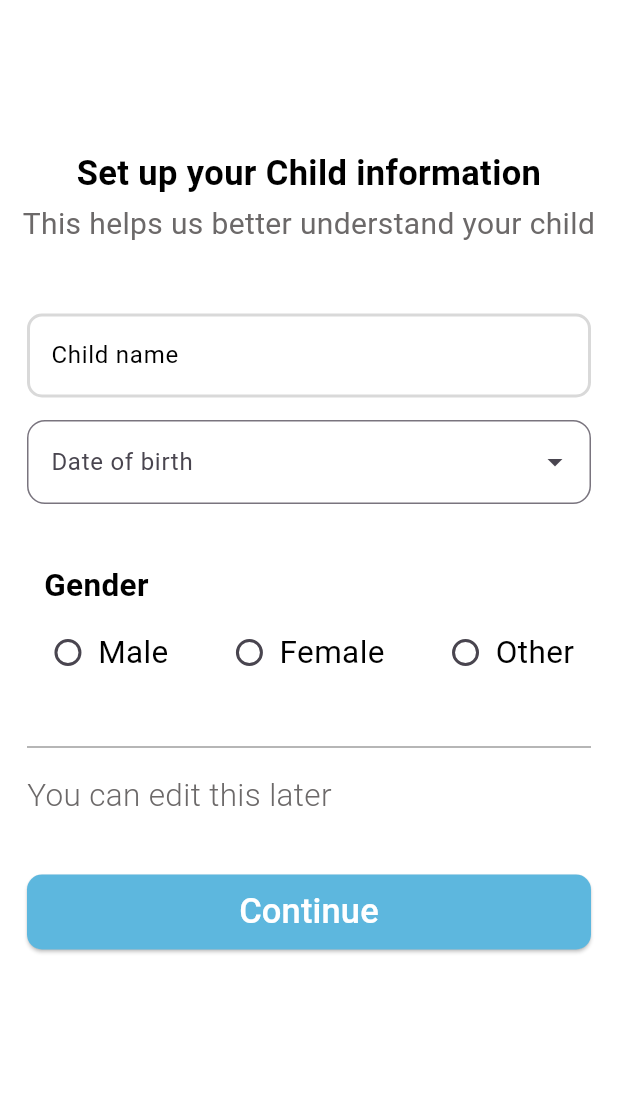
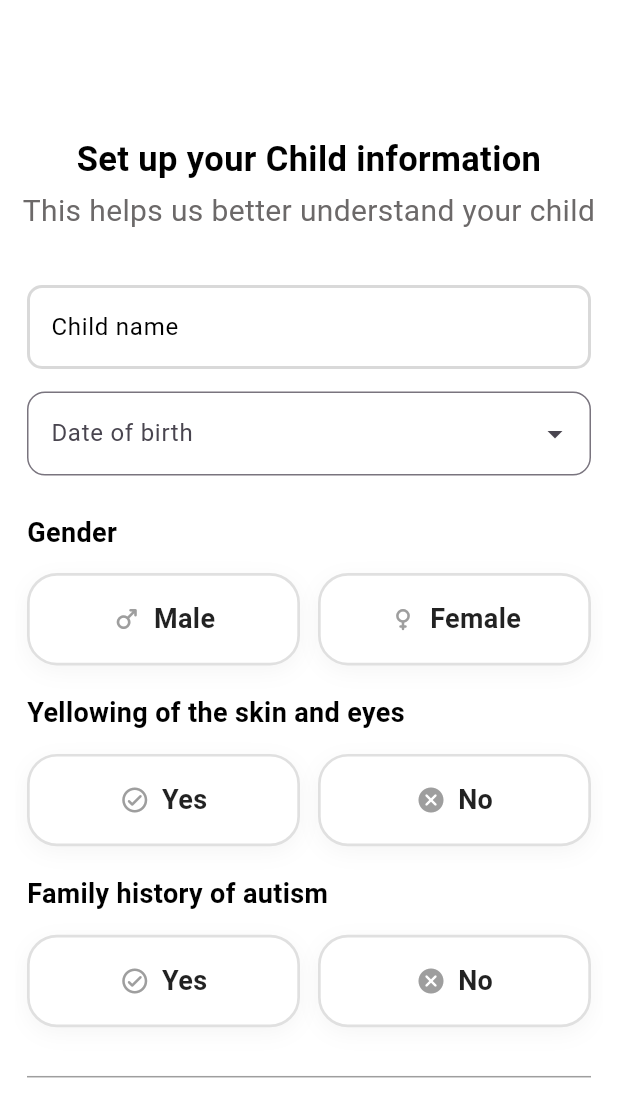
Before and after one commit to a7med3sfour099/NeuroNest, a Flutter app: the ChildInfoView screen opened directly, on a phone screen of 412 x 824 dp. Shown: the top 1117 px of the screen. Run offline on Flutter 3.47's test engine with Material 3 defaults, Android fonts, the phone set to English and light mode, and no system bars; our stand-ins replace awesome_dialog, dio, dotted_border, fl_chart, gap, google_sign_in and 5 more; missing offline and left inert: firstversion1; accounts and stored records are empty; statements that could not run were skipped.

Commit message:
change design and add Jaundice and family_ASD and delete other from gender and add scroll view

```diff
--- a/lib/features/Home/views/child_info_view.dart
+++ b/lib/features/Home/views/child_info_view.dart
@@ -17,6 +17,8 @@ class _ChildInfoViewState extends State<ChildInfoView> {
   TextEditingController nameController = TextEditingController();
   final _formKey = GlobalKey<FormState>();
   String? _gender;
+  String? _Jaundice;
+  String? _FamilyHistory;
 
   @override
   Widget build(BuildContext context) {
@@ -25,9 +27,10 @@ class _ChildInfoViewState extends State<ChildInfoView> {
       child: Scaffold(
         backgroundColor: AppColors.primary,
         body: Padding(
-          padding: const EdgeInsets.symmetric(vertical: 99.0, horizontal: 10.0),
+          padding: const EdgeInsets.symmetric(vertical: 90.0, horizontal: 10.0),
           child: Form(
             key: _formKey,
+            child: SingleChildScrollView(
               child: Column(
                 children: [
                   CustomText(
@@ -49,7 +52,7 @@ class _ChildInfoViewState extends State<ChildInfoView> {
                     padding: const EdgeInsets.symmetric(horizontal: 8.0),
                     child: Column(
                       children: [
-                      Gap(45),
+                        Gap(35),
                         CustomTextfield(
                           hint: 'Child name',
                           isPass: false,
@@ -69,113 +72,138 @@ class _ChildInfoViewState extends State<ChildInfoView> {
                             print("Selected date: $selectedDate");
                           },
                         ),
-                      Gap(39),
+                        Gap(25),
+                        //============
                         Column(
                           crossAxisAlignment: CrossAxisAlignment.start,
                           children: [
                             CustomText(
                               text: 'Gender',
-                            size: 21,
-                            color: Color(0xff000000),
+                              size: 18,
+                              color: const Color(0xff000000),
                               weight: FontWeight.w600,
                             ),
-                          Gap(14),
+                            const SizedBox(height: 14),
+
                             Row(
-                            mainAxisAlignment: MainAxisAlignment.center,
-                            mainAxisSize: MainAxisSize.min,
                               children: [
-                              GestureDetector(
-                                onTap: () => setState(() => _gender = "M"),
-                                child: Row(
-                                  mainAxisSize: MainAxisSize.min,
-                                  children: [
-                                    Radio<String>(
-                                      value: "M",
+                                Expanded(
+                                  child: _selectionCard(
+                                    title: "Male",
+                                    icon: Icons.male_rounded,
+                                    value: "0",
                                     groupValue: _gender,
-                                      onChanged: (val) =>
-                                          setState(() => _gender = val!),
-                                      visualDensity: VisualDensity.compact,
-                                      materialTapTargetSize:
-                                          MaterialTapTargetSize.shrinkWrap,
-                                    ),
-                                    SizedBox(width: 4),
-                                    CustomText(
-                                      text: 'Male',
-                                      size: 21,
-                                      color: const Color(0xff000000),
-                                      weight: FontWeight.w400,
-                                    ),
-                                  ],
+                                    onTap: (value) =>
+                                        setState(() => _gender = value),
                                   ),
                                 ),
-                              Gap(38),
-                              GestureDetector(
-                                onTap: () => setState(() => _gender = "F"),
-                                child: Row(
-                                  mainAxisSize: MainAxisSize.min,
-                                  children: [
-                                    Radio<String>(
-                                      value: "F",
+                                const SizedBox(width: 12),
+                                Expanded(
+                                  child: _selectionCard(
+                                    title: "Female",
+                                    icon: Icons.female_rounded,
+                                    value: "1",
                                     groupValue: _gender,
-                                      onChanged: (val) =>
-                                          setState(() => _gender = val!),
-                                      visualDensity: VisualDensity.compact,
-                                      materialTapTargetSize:
-                                          MaterialTapTargetSize.shrinkWrap,
-                                    ),
-                                    SizedBox(width: 4),
-                                    CustomText(
-                                      text: 'Female',
-                                      size: 21,
-                                      color: const Color(0xff000000),
-                                      weight: FontWeight.w400,
-                                    ),
-                                  ],
-                                ),
-                              ),
-                              Gap(38),
-                              GestureDetector(
-                                onTap: () => setState(() => _gender = "O"),
-                                child: Row(
-                                  mainAxisSize: MainAxisSize.min,
-                                  children: [
-                                    Radio<String>(
-                                      value: "O",
-                                      groupValue: _gender,
-                                      onChanged: (val) =>
-                                          setState(() => _gender = val!),
-                                      visualDensity: VisualDensity.compact,
-                                      materialTapTargetSize:
-                                          MaterialTapTargetSize.shrinkWrap,
-                                    ),
-                                    const SizedBox(width: 4),
-                                    CustomText(
-                                      text: 'Other',
-                                      size: 21,
-                                      color: const Color(0xff000000),
-                                      weight: FontWeight.w400,
-                                    ),
-                                  ],
+                                    onTap: (value) =>
+                                        setState(() => _gender = value),
                                   ),
                                 ),
                               ],
                             ),
                           ],
                         ),
-                      Gap(39),
+                        Gap(19),
+                        Column(
+                          crossAxisAlignment: CrossAxisAlignment.start,
+                          children: [
+                            CustomText(
+                              text: 'Yellowing of the skin and eyes',
+                              size: 18,
+                              color: const Color(0xff000000),
+                              weight: FontWeight.w600,
+                            ),
+                            const SizedBox(height: 14),
+
+                            Row(
+                              children: [
+                                Expanded(
+                                  child: _selectionCard(
+                                    title: "Yes",
+                                    icon: Icons.check_circle_outline_rounded,
+                                    value: "1",
+                                    groupValue: _Jaundice,
+                                    onTap: (value) =>
+                                        setState(() => _Jaundice = value),
+                                  ),
+                                ),
+                                const SizedBox(width: 12),
+                                Expanded(
+                                  child: _selectionCard(
+                                    title: "No",
+                                    icon: Icons.cancel_rounded,
+                                    value: "0",
+                                    groupValue: _Jaundice,
+                                    onTap: (value) =>
+                                        setState(() => _Jaundice = value),
+                                  ),
+                                ),
+                              ],
+                            ),
+                          ],
+                        ),
+                        Gap(19),
+                        Column(
+                          crossAxisAlignment: CrossAxisAlignment.start,
+                          children: [
+                            CustomText(
+                              text: 'Family history of autism',
+                              size: 18,
+                              color: const Color(0xff000000),
+                              weight: FontWeight.w600,
+                            ),
+                            const SizedBox(height: 14),
+
+                            Row(
+                              children: [
+                                Expanded(
+                                  child: _selectionCard(
+                                    title: "Yes",
+                                    icon: Icons.check_circle_outline_rounded,
+                                    value: "1",
+                                    groupValue: _FamilyHistory,
+                                    onTap: (value) =>
+                                        setState(() => _FamilyHistory = value),
+                                  ),
+                                ),
+                                const SizedBox(width: 12),
+                                Expanded(
+                                  child: _selectionCard(
+                                    title: "No",
+                                    icon: Icons.cancel_rounded,
+                                    value: "0",
+                                    groupValue: _FamilyHistory,
+                                    onTap: (value) =>
+                                        setState(() => _FamilyHistory = value),
+                                  ),
+                                ),
+                              ],
+                            ),
+                          ],
+                        ),
+                        Gap(25),
                         Divider(color: Colors.grey, thickness: 1),
                         Gap(9),
                         Row(
                           children: [
                             CustomText(
                               text: 'You can edit this later',
-                            size: 21,
+                              size: 19,
                               color: Color(0xff6c6969),
                               weight: FontWeight.w300,
                             ),
                           ],
                         ),
-                      Gap(38),
+                        Gap(25),
                         CustomElevatedbutton(
                           onPressed: () {
                             if (_formKey.currentState!.validate()) {
@@ -187,6 +215,7 @@ class _ChildInfoViewState extends State<ChildInfoView> {
                           },
                           text: 'Continue',
                         ),
+                        // Gap(250),
                       ],
                     ),
                   ),
@@ -195,6 +224,73 @@ class _ChildInfoViewState extends State<ChildInfoView> {
             ),
           ),
         ),
+      ),
+    );
+  }
+
+  Widget _selectionCard({
+    required String title,
+    required IconData icon,
+    required String value,
+    required String? groupValue,
+    required Function(String) onTap,
+  }) {
+    final bool isSelected = groupValue == value;
+
+    return GestureDetector(
+      onTap: () => onTap(value),
+      child: AnimatedContainer(
+        duration: const Duration(milliseconds: 250),
+        curve: Curves.easeInOut,
+        padding: const EdgeInsets.symmetric(vertical: 16, horizontal: 18),
+        decoration: BoxDecoration(
+          color: isSelected
+              ? const Color(0xFF5BAFD8).withOpacity(.15)
+              : Colors.white,
+          borderRadius: BorderRadius.circular(20),
+          border: Border.all(
+            color: isSelected ? const Color(0xFF5BAFD8) : Colors.grey.shade300,
+            width: 1.8,
+          ),
+          boxShadow: [
+            BoxShadow(
+              color: Colors.black.withOpacity(.04),
+              blurRadius: 12,
+              offset: const Offset(0, 4),
+            ),
+          ],
+        ),
+        child: Row(
+          mainAxisAlignment: MainAxisAlignment.center,
+          children: [
+            Icon(
+              icon,
+              size: 20,
+              color: isSelected ? const Color(0xFF5BAFD8) : Colors.grey,
+            ),
+
+            const SizedBox(width: 8),
+
+            Text(
+              title,
+              style: TextStyle(
+                fontSize: 18,
+                fontWeight: FontWeight.w600,
+                color: isSelected ? const Color(0xFF5BAFD8) : Colors.black87,
+              ),
+            ),
+
+            if (isSelected) ...[
+              const SizedBox(width: 8),
+              const Icon(
+                Icons.check_circle,
+                size: 21,
+                color: Color(0xFF5BAFD8),
+              ),
+            ],
+          ],
+        ),
+      ),
     );
   }
 }
```
Lines whose indentation alone changed are shown as unchanged.
